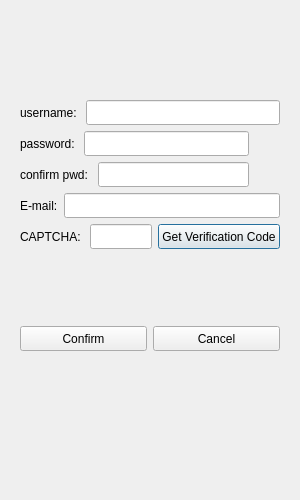
Before: the Qt Designer form registerinterface.ui in Liupeter01/chatting-client, drawn with Qt 5.
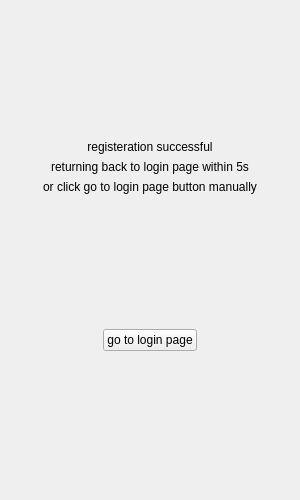
After: the same form once the commit is applied. Custom widgets are drawn as their Qt base class.

Commit message: 1.[ADD]:add reg success page

The edit to the form file:
```diff
--- a/registerinterface.ui
+++ b/registerinterface.ui
@@ -31,7 +31,7 @@
      <item>
       <widget class="QStackedWidget" name="stackedWidget">
        <property name="currentIndex">
-        <number>0</number>
+        <number>1</number>
        </property>
        <widget class="QWidget" name="page">
         <layout class="QVBoxLayout" name="verticalLayout_5">
@@ -390,6 +390,19 @@
            </item>
           </layout>
          </item>
+         <item>
+          <spacer name="verticalSpacer_2">
+           <property name="orientation">
+            <enum>Qt::Orientation::Vertical</enum>
+           </property>
+           <property name="sizeHint" stdset="0">
+            <size>
+             <width>20</width>
+             <height>40</height>
+            </size>
+           </property>
+          </spacer>
+         </item>
          <item>
           <widget class="QLabel" name="register_label">
            <property name="minimumSize">
@@ -411,22 +424,130 @@
          </item>
         </layout>
        </widget>
-       <widget class="QWidget" name="page_2"/>
+       <widget class="QWidget" name="successful_page">
+        <layout class="QVBoxLayout" name="verticalLayout_9">
+         <item>
+          <spacer name="verticalSpacer_5">
+           <property name="orientation">
+            <enum>Qt::Orientation::Vertical</enum>
+           </property>
+           <property name="sizeHint" stdset="0">
+            <size>
+             <width>20</width>
+             <height>40</height>
+            </size>
+           </property>
+          </spacer>
+         </item>
+         <item>
+          <widget class="QLabel" name="label">
+           <property name="text">
+            <string>registeration successful</string>
+           </property>
+           <property name="alignment">
+            <set>Qt::AlignmentFlag::AlignCenter</set>
+           </property>
+          </widget>
+         </item>
+         <item>
+          <widget class="QLabel" name="timeout_label">
+           <property name="text">
+            <string>returning back to login page within 5s</string>
+           </property>
+           <property name="alignment">
+            <set>Qt::AlignmentFlag::AlignCenter</set>
+           </property>
+          </widget>
+         </item>
+         <item>
+          <widget class="QLabel" name="label_2">
+           <property name="text">
+            <string>or click go to login page button manually</string>
+           </property>
+           <property name="alignment">
+            <set>Qt::AlignmentFlag::AlignCenter</set>
+           </property>
+          </widget>
+         </item>
+         <item>
+          <spacer name="verticalSpacer_7">
+           <property name="orientation">
+            <enum>Qt::Orientation::Vertical</enum>
+           </property>
+           <property name="sizeHint" stdset="0">
+            <size>
+             <width>20</width>
+             <height>40</height>
+            </size>
+           </property>
+          </spacer>
+         </item>
+         <item>
+          <layout class="QHBoxLayout" name="horizontalLayout">
+           <property name="leftMargin">
+            <number>9</number>
+           </property>
+           <property name="topMargin">
+            <number>9</number>
+           </property>
+           <property name="rightMargin">
+            <number>9</number>
+           </property>
+           <property name="bottomMargin">
+            <number>9</number>
+           </property>
+           <item>
+            <spacer name="horizontalSpacer">
+             <property name="orientation">
+              <enum>Qt::Orientation::Horizontal</enum>
+             </property>
+             <property name="sizeHint" stdset="0">
+              <size>
+               <width>40</width>
+               <height>20</height>
+              </size>
+             </property>
+            </spacer>
+           </item>
+           <item>
+            <widget class="QPushButton" name="return_to_login">
+             <property name="text">
+              <string>go to login page</string>
+             </property>
+            </widget>
+           </item>
+           <item>
+            <spacer name="horizontalSpacer_2">
+             <property name="orientation">
+              <enum>Qt::Orientation::Horizontal</enum>
+             </property>
+             <property name="sizeHint" stdset="0">
+              <size>
+               <width>40</width>
+               <height>20</height>
+              </size>
+             </property>
+            </spacer>
+           </item>
+          </layout>
+         </item>
+         <item>
+          <spacer name="verticalSpacer_6">
+           <property name="orientation">
+            <enum>Qt::Orientation::Vertical</enum>
+           </property>
+           <property name="sizeHint" stdset="0">
+            <size>
+             <width>20</width>
+             <height>40</height>
+            </size>
+           </property>
+          </spacer>
+         </item>
+        </layout>
+       </widget>
       </widget>
      </item>
-     <item>
-      <spacer name="verticalSpacer_2">
-       <property name="orientation">
-        <enum>Qt::Orientation::Vertical</enum>
-       </property>
-       <property name="sizeHint" stdset="0">
-        <size>
-         <width>20</width>
-         <height>40</height>
-        </size>
-       </property>
-      </spacer>
-     </item>
     </layout>
    </item>
   </layout>
```
Left out of the diff: 2 changed lines with no effect on the pictures.
